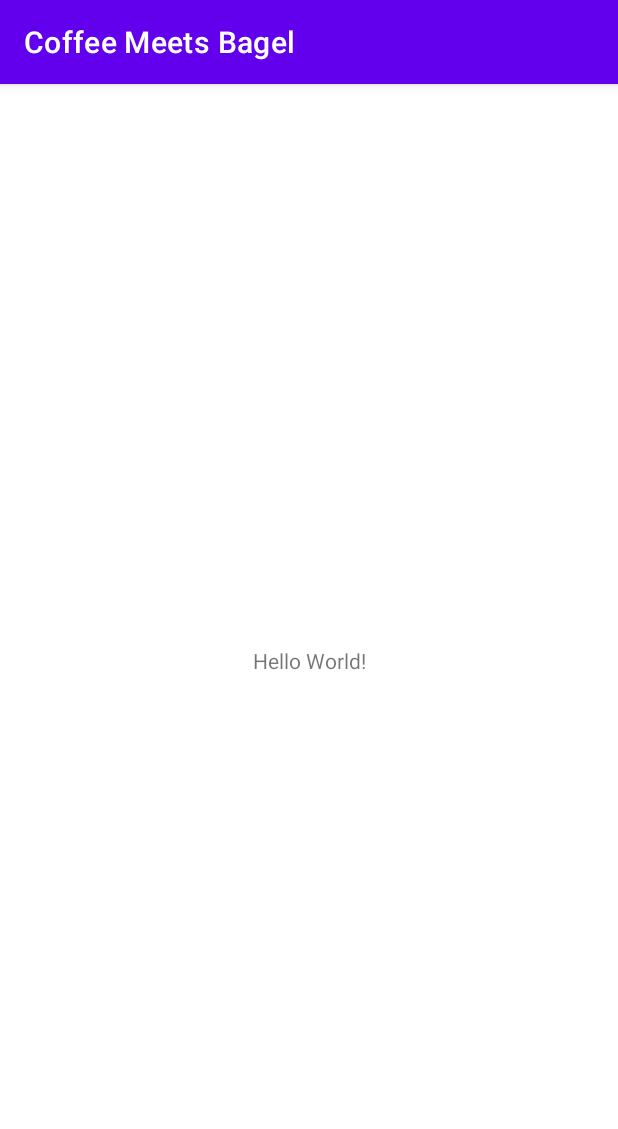
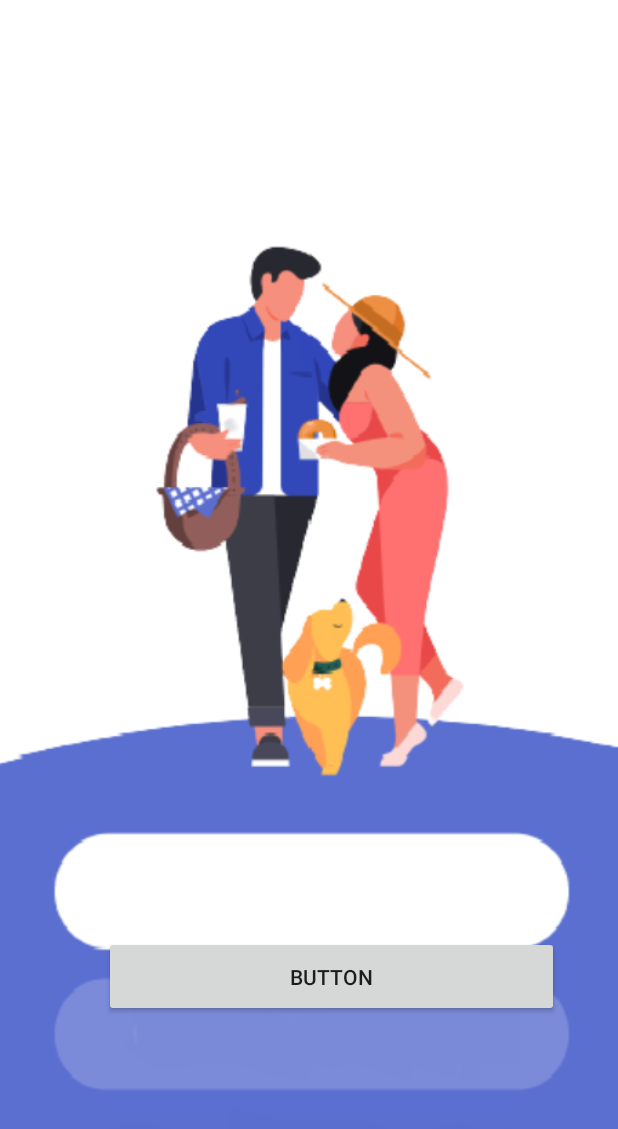
Before and after one commit to happysiddharth/coffee-meets-bagel, an Android app: the screen it shows after launch (MainActivity), on a phone screen of 412 x 824 dp. Shown: the top 1129 px of the screen. Run offline under Robolectric (Android 15) with nearby library versions, the phone set to English and light mode, and no system bars.

Commit message:
app blue color added

```diff
--- a/app/src/main/res/layout/activity_main.xml
+++ b/app/src/main/res/layout/activity_main.xml
@@ -4,15 +4,18 @@
     xmlns:tools="http://schemas.android.com/tools"
     android:layout_width="match_parent"
     android:layout_height="match_parent"
+    android:background="@drawable/first_page_image"
     tools:context=".MainActivity">
 
-    <TextView
-        android:layout_width="wrap_content"
-        android:layout_height="wrap_content"
-        android:text="Hello World!"
-        app:layout_constraintBottom_toBottomOf="parent"
-        app:layout_constraintLeft_toLeftOf="parent"
-        app:layout_constraintRight_toRightOf="parent"
+
+    <Button
+        android:id="@+id/button"
+        android:layout_width="303dp"
+        android:layout_height="54dp"
+        android:layout_marginTop="624dp"
+        android:text="Button"
+        app:layout_constraintEnd_toEndOf="parent"
+        app:layout_constraintHorizontal_bias="0.64"
+        app:layout_constraintStart_toStartOf="parent"
         app:layout_constraintTop_toTopOf="parent" />
-
 </androidx.constraintlayout.widget.ConstraintLayout>
--- a/app/src/main/res/values/colors.xml
+++ b/app/src/main/res/values/colors.xml
@@ -7,4 +7,5 @@
     <color name="teal_700">#FF018786</color>
     <color name="black">#FF000000</color>
     <color name="white">#FFFFFFFF</color>
+    <color name="appBlue">#5B6FD2</color>
 </resources>
--- a/app/src/main/res/values/themes.xml
+++ b/app/src/main/res/values/themes.xml
@@ -1,6 +1,6 @@
 <resources xmlns:tools="http://schemas.android.com/tools">
     <!-- Base application theme. -->
-    <style name="Theme.CoffeeMeetsBagel" parent="Theme.MaterialComponents.DayNight.DarkActionBar">
+    <style name="Theme.CoffeeMeetsBagel" parent="Theme.AppCompat.Light.NoActionBar">
         <!-- Primary brand color. -->
         <item name="colorPrimary">@color/purple_500</item>
         <item name="colorPrimaryVariant">@color/purple_700</item>
```
Also changed, not shown: app/src/main/res/drawable/first_page_image.png (added).
